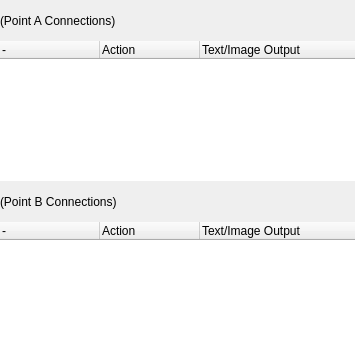
Qt form src/editor/connection/connman.ui (aibolem/TeleScore) before a commit.
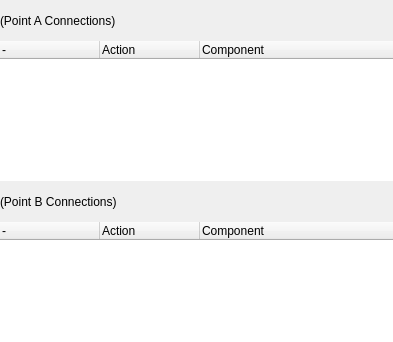
The same form after that commit.

The edit to the form file:
```diff
--- a/src/editor/connection/connman.ui
+++ b/src/editor/connection/connman.ui
@@ -6,7 +6,7 @@
    <rect>
     <x>0</x>
     <y>0</y>
-    <width>355</width>
+    <width>393</width>
     <height>342</height>
    </rect>
   </property>
@@ -71,7 +71,7 @@
      </column>
      <column>
       <property name="text">
-       <string>Text/Image Output</string>
+       <string>Component</string>
       </property>
      </column>
     </widget>
@@ -123,7 +123,7 @@
      </column>
      <column>
       <property name="text">
-       <string>Text/Image Output</string>
+       <string>Component</string>
       </property>
      </column>
     </widget>
```
